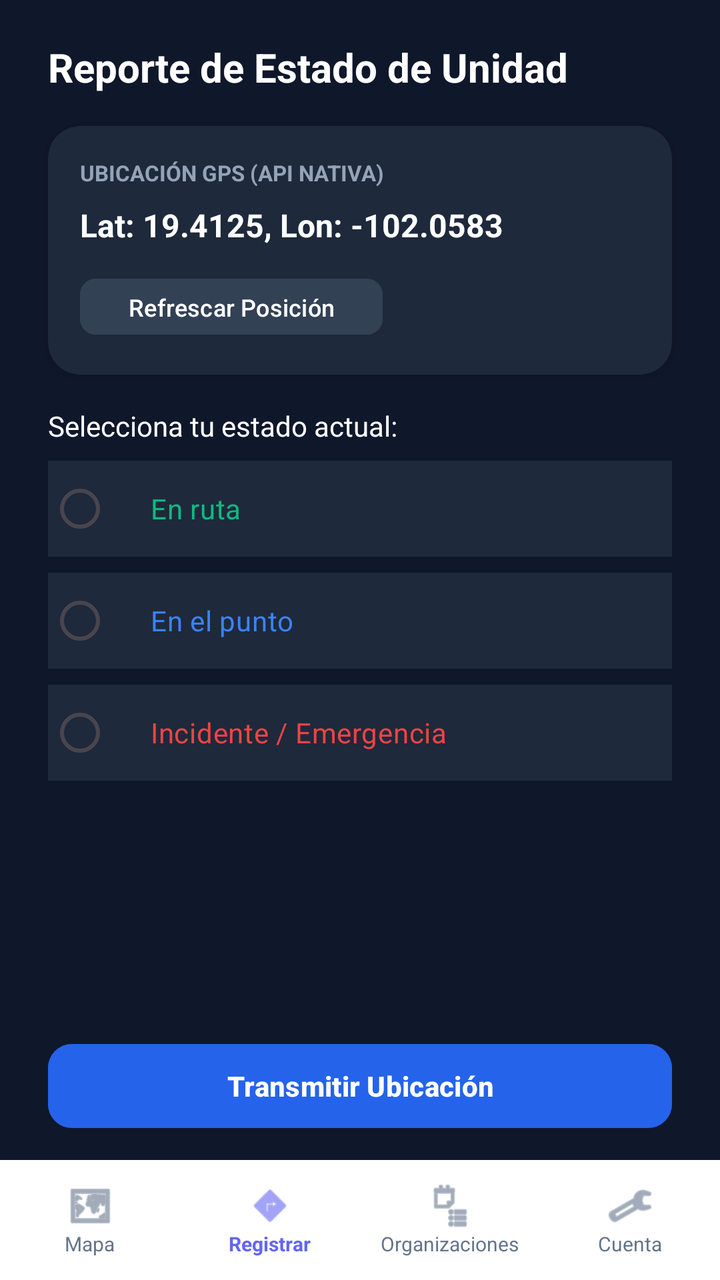
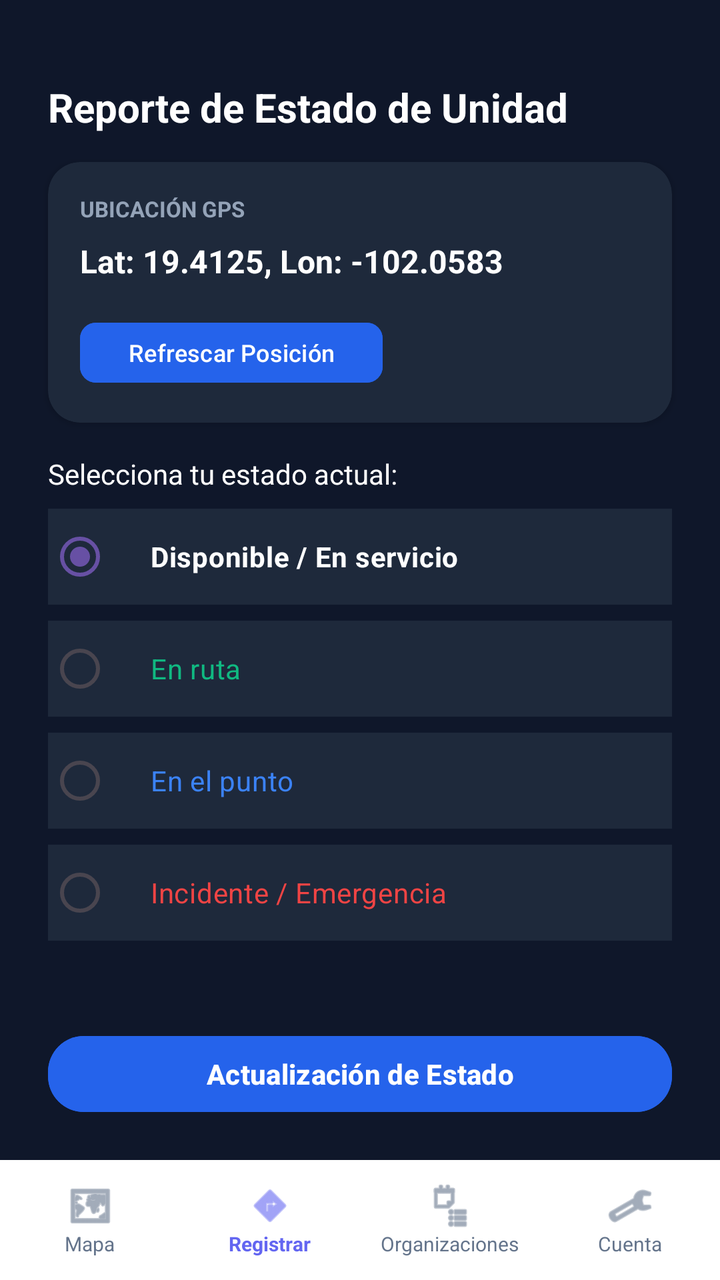

Screens rendered from an Android XML layout before and after an edit, with the pre-edit source and the edit as a unified diff.
<!-- AndroidManifest.xml: application theme Theme.BrigadaUruapanClient -->
<!-- res/layout/activity_registrar_unidad.xml -->
<?xml version="1.0" encoding="utf-8"?>
<androidx.constraintlayout.widget.ConstraintLayout xmlns:android="http://schemas.android.com/apk/res/android"
    xmlns:app="http://schemas.android.com/apk/res-auto"
    xmlns:tools="http://schemas.android.com/tools"
    android:id="@+id/main"
    android:layout_width="match_parent"
    android:layout_height="match_parent"
    android:background="#0F172A"
    tools:context=".RegistrarUnidadActivity">

    
    <TextView
        android:id="@+id/tvRegTitle"
        android:layout_width="wrap_content"
        android:layout_height="wrap_content"
        android:layout_marginStart="24dp"
        android:layout_marginTop="20dp"
        android:text="Reporte de Estado de Unidad"
        android:textColor="@android:color/white"
        android:textSize="20sp"
        android:textStyle="bold"
        app:layout_constraintStart_toStartOf="parent"
        app:layout_constraintTop_toTopOf="parent" />

    
    <androidx.cardview.widget.CardView
        android:id="@+id/cardGps"
        android:layout_width="0dp"
        android:layout_height="wrap_content"
        android:layout_marginStart="24dp"
        android:layout_marginTop="16dp"
        android:layout_marginEnd="24dp"
        app:cardBackgroundColor="#1E293B"
        app:cardCornerRadius="16dp"
        app:layout_constraintEnd_toEndOf="parent"
        app:layout_constraintStart_toStartOf="parent"
        app:layout_constraintTop_toBottomOf="@id/tvRegTitle">

        <LinearLayout
            android:layout_width="match_parent"
            android:layout_height="wrap_content"
            android:orientation="vertical"
            android:padding="16dp">

            <TextView
                android:layout_width="wrap_content"
                android:layout_height="wrap_content"
                android:text="UBICACIÓN GPS (API NATIVA)"
                android:textColor="#94A3B8"
                android:textSize="11sp"
                android:textStyle="bold" />

            <TextView
                android:id="@+id/tvCoordenadas"
                android:layout_width="wrap_content"
                android:layout_height="wrap_content"
                android:layout_marginTop="8dp"
                android:text="Lat: 19.4125, Lon: -102.0583"
                android:textColor="@android:color/white"
                android:textSize="16sp"
                android:textStyle="bold" />

            <Button
                android:id="@+id/btnActualizarGps"
                android:layout_width="wrap_content"
                android:layout_height="36dp"
                android:layout_marginTop="12dp"
                android:backgroundTint="#334155"
                android:text="Refrescar Posición"
                android:textSize="12sp"
                app:cornerRadius="8dp" />
        </LinearLayout>
    </androidx.cardview.widget.CardView>

    
    <TextView
        android:id="@+id/tvLabelEstado"
        android:layout_width="wrap_content"
        android:layout_height="wrap_content"
        android:layout_marginStart="24dp"
        android:layout_marginTop="16dp"
        android:text="Selecciona tu estado actual:"
        android:textColor="@android:color/white"
        android:textSize="14sp"
        app:layout_constraintStart_toStartOf="parent"
        app:layout_constraintTop_toBottomOf="@id/cardGps" />

    <RadioGroup
        android:id="@+id/rgEstados"
        android:layout_width="0dp"
        android:layout_height="wrap_content"
        android:layout_marginStart="24dp"
        android:layout_marginTop="8dp"
        android:layout_marginEnd="24dp"
        app:layout_constraintEnd_toEndOf="parent"
        app:layout_constraintStart_toStartOf="parent"
        app:layout_constraintTop_toBottomOf="@id/tvLabelEstado">

        <RadioButton
            android:id="@+id/rbEnRuta"
            android:layout_width="match_parent"
            android:layout_height="wrap_content"
            android:layout_marginBottom="8dp"
            android:background="#1E293B"
            android:padding="12dp"
            android:text="  En ruta"
            android:textColor="#10B981"
            android:buttonTint="#10B981" />

        <RadioButton
            android:id="@+id/rbEnPunto"
            android:layout_width="match_parent"
            android:layout_height="wrap_content"
            android:layout_marginBottom="8dp"
            android:background="#1E293B"
            android:padding="12dp"
            android:text="  En el punto"
            android:textColor="#3B82F6"
            android:buttonTint="#3B82F6" />

        <RadioButton
            android:id="@+id/rbIncidente"
            android:layout_width="match_parent"
            android:layout_height="wrap_content"
            android:background="#1E293B"
            android:padding="12dp"
            android:text="  Incidente / Emergencia"
            android:textColor="#EF4444"
            android:buttonTint="#EF4444" />
    </RadioGroup>

    
    <Button
        android:id="@+id/btnTransmitir"
        android:layout_width="0dp"
        android:layout_height="50dp"
        android:layout_marginStart="24dp"
        android:layout_marginEnd="24dp"
        android:layout_marginBottom="12dp"
        android:backgroundTint="#2563EB"
        android:text="Transmitir Ubicación"
        android:textColor="@android:color/white"
        android:textStyle="bold"
        app:cornerRadius="12dp"
        app:layout_constraintBottom_toTopOf="@id/bottomNav"
        app:layout_constraintEnd_toEndOf="parent"
        app:layout_constraintStart_toStartOf="parent" />

    
    <LinearLayout
        android:id="@+id/bottomNav"
        android:layout_width="0dp"
        android:layout_height="60dp"

        android:background="@android:color/white"
        android:orientation="horizontal"
        app:layout_constraintBottom_toBottomOf="parent"
        app:layout_constraintEnd_toEndOf="parent"
        app:layout_constraintStart_toStartOf="parent">

        
        <LinearLayout
            android:id="@+id/tabMapa"
            android:layout_width="0dp"
            android:layout_height="match_parent"
            android:layout_weight="1"
            android:gravity="center"
            android:orientation="vertical">
            <ImageView
                android:layout_width="24dp"
                android:layout_height="24dp"
                android:src="@android:drawable/ic_menu_mapmode"
                app:tint="#64748B" />
            <TextView
                android:layout_width="wrap_content"
                android:layout_height="wrap_content"
                android:text="Mapa"
                android:textColor="#64748B"
                android:textSize="10sp" />
        </LinearLayout>

        
        <LinearLayout
            android:id="@+id/tabRegistrarUnidad"
            android:layout_width="0dp"
            android:layout_height="match_parent"
            android:layout_weight="1"
            android:gravity="center"
            android:orientation="vertical">
            <ImageView
                android:layout_width="24dp"
                android:layout_height="24dp"
                android:src="@android:drawable/ic_menu_directions"
                app:tint="#6366F1" />
            <TextView
                android:layout_width="wrap_content"
                android:layout_height="wrap_content"
                android:text="Registrar"
                android:textColor="#6366F1"
                android:textSize="10sp"
                android:textStyle="bold" />
        </LinearLayout>

        
        <LinearLayout
            android:id="@+id/tabOrganizaciones"
            android:layout_width="0dp"
            android:layout_height="match_parent"
            android:layout_weight="1"
            android:gravity="center"
            android:orientation="vertical">
            <ImageView
                android:layout_width="24dp"
                android:layout_height="24dp"
                android:src="@android:drawable/ic_menu_agenda"
                app:tint="#64748B" />
            <TextView
                android:layout_width="wrap_content"
                android:layout_height="wrap_content"
                android:text="Organizaciones"
                android:textColor="#64748B"
                android:textSize="10sp" />
        </LinearLayout>

        
        <LinearLayout
            android:id="@+id/tabCuenta"
            android:layout_width="0dp"
            android:layout_height="match_parent"
            android:layout_weight="1"
            android:gravity="center"
            android:orientation="vertical">
            <ImageView
                android:layout_width="24dp"
                android:layout_height="24dp"
                android:src="@android:drawable/ic_menu_manage"
                app:tint="#64748B" />
            <TextView
                android:layout_width="wrap_content"
                android:layout_height="wrap_content"
                android:text="Cuenta"
                android:textColor="#64748B"
                android:textSize="10sp" />
        </LinearLayout>

    </LinearLayout>

</androidx.constraintlayout.widget.ConstraintLayout>
<!-- resources referenced by this layout -->
<resources>
  <style name="Theme.BrigadaUruapanClient" parent="Base.Theme.BrigadaUruapanClient" />
  <style name="Base.Theme.BrigadaUruapanClient" parent="Theme.Material3.DayNight.NoActionBar">
          
          
      </style>
</resources>

<!-- the commit's change to res/layout/activity_registrar_unidad.xml (unified diff, before → after) -->
@@ -14,7 +14,7 @@
         android:layout_width="wrap_content"
         android:layout_height="wrap_content"
         android:layout_marginStart="24dp"
-        android:layout_marginTop="20dp"
+        android:layout_marginTop="40dp"
         android:text="Reporte de Estado de Unidad"
         android:textColor="@android:color/white"
         android:textSize="20sp"
@@ -28,7 +28,7 @@
         android:layout_width="0dp"
         android:layout_height="wrap_content"
         android:layout_marginStart="24dp"
-        android:layout_marginTop="16dp"
+        android:layout_marginTop="14dp"
         android:layout_marginEnd="24dp"
         app:cardBackgroundColor="#1E293B"
         app:cardCornerRadius="16dp"
@@ -45,14 +45,14 @@
             <TextView
                 android:layout_width="wrap_content"
                 android:layout_height="wrap_content"
-                android:text="UBICACIÓN GPS (API NATIVA)"
+                android:text="UBICACIÓN GPS"
                 android:textColor="#94A3B8"
                 android:textSize="11sp"
                 android:textStyle="bold" />
 
             <TextView
                 android:id="@+id/tvCoordenadas"
-                android:layout_width="wrap_content"
+                android:layout_width="match_parent"
                 android:layout_height="wrap_content"
                 android:layout_marginTop="8dp"
                 android:text="Lat: 19.4125, Lon: -102.0583"
@@ -63,10 +63,11 @@
             <Button
                 android:id="@+id/btnActualizarGps"
                 android:layout_width="wrap_content"
-                android:layout_height="36dp"
-                android:layout_marginTop="12dp"
-                android:backgroundTint="#334155"
+                android:layout_height="38dp"
+                android:layout_marginTop="16dp"
+                android:backgroundTint="#2563EB"
                 android:text="Refrescar Posición"
+                android:textColor="@android:color/white"
                 android:textSize="12sp"
                 app:cornerRadius="8dp" />
         </LinearLayout>
@@ -97,15 +98,30 @@
         app:layout_constraintTop_toBottomOf="@id/tvLabelEstado">
 
         <RadioButton
+            android:id="@+id/rbDisponible"
+            android:layout_width="match_parent"
+            android:layout_height="wrap_content"
+            android:layout_marginBottom="8dp"
+            android:background="#1E293B"
+            android:buttonTint="#22C55E"
+            android:checked="true"
+            android:padding="12dp"
+            android:text="  Disponible / En servicio"
+            android:textColor="#FFFF"
+            android:textSize="14sp"
+            android:textStyle="bold" />
+
+        <RadioButton
             android:id="@+id/rbEnRuta"
             android:layout_width="match_parent"
             android:layout_height="wrap_content"
             android:layout_marginBottom="8dp"
             android:background="#1E293B"
+            android:buttonTint="#10B981"
             android:padding="12dp"
             android:text="  En ruta"
             android:textColor="#10B981"
-            android:buttonTint="#10B981" />
+            android:textSize="14sp" />
 
         <RadioButton
             android:id="@+id/rbEnPunto"
@@ -113,35 +129,37 @@
             android:layout_height="wrap_content"
             android:layout_marginBottom="8dp"
             android:background="#1E293B"
+            android:buttonTint="#3B82F6"
             android:padding="12dp"
             android:text="  En el punto"
             android:textColor="#3B82F6"
-            android:buttonTint="#3B82F6" />
+            android:textSize="14sp" />
 
         <RadioButton
             android:id="@+id/rbIncidente"
             android:layout_width="match_parent"
             android:layout_height="wrap_content"
             android:background="#1E293B"
+            android:buttonTint="#EF4444"
             android:padding="12dp"
             android:text="  Incidente / Emergencia"
             android:textColor="#EF4444"
-            android:buttonTint="#EF4444" />
+            android:textSize="14sp" />
     </RadioGroup>
 
     
     <Button
         android:id="@+id/btnTransmitir"
         android:layout_width="0dp"
-        android:layout_height="50dp"
+        android:layout_height="46dp"
         android:layout_marginStart="24dp"
         android:layout_marginEnd="24dp"
-        android:layout_marginBottom="12dp"
+        android:layout_marginBottom="20dp"
         android:backgroundTint="#2563EB"
-        android:text="Transmitir Ubicación"
+        android:text="Actualización de Estado"
         android:textColor="@android:color/white"
         android:textStyle="bold"
-        app:cornerRadius="12dp"
+        app:cornerRadius="18dp"
         app:layout_constraintBottom_toTopOf="@id/bottomNav"
         app:layout_constraintEnd_toEndOf="parent"
         app:layout_constraintStart_toStartOf="parent" />
@@ -151,7 +169,6 @@
         android:id="@+id/bottomNav"
         android:layout_width="0dp"
         android:layout_height="60dp"
-
         android:background="@android:color/white"
         android:orientation="horizontal"
         app:layout_constraintBottom_toBottomOf="parent"
